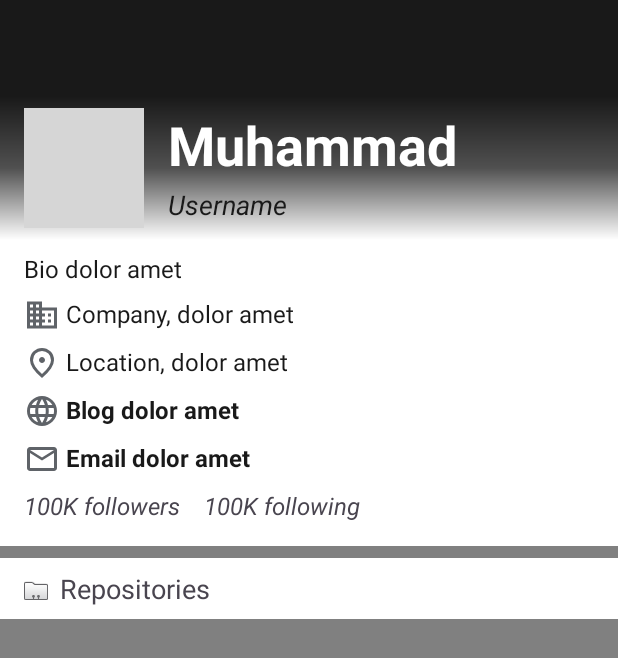
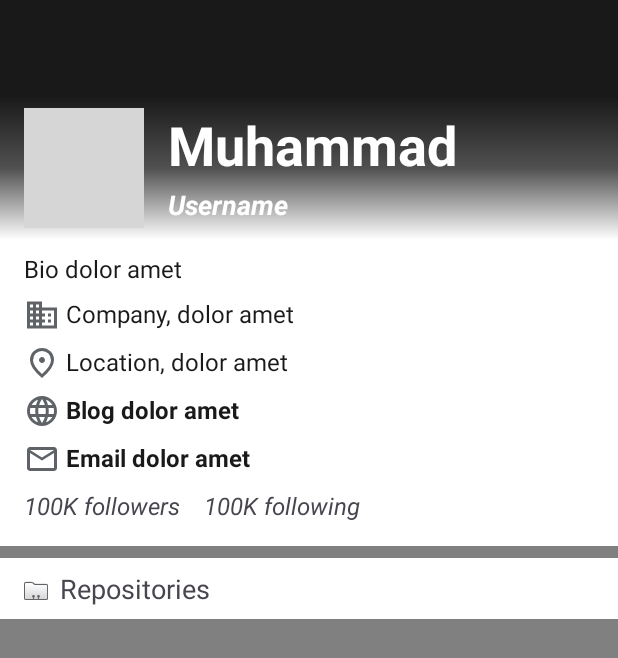
Before and after one commit to Rizqanmr/GithubUserSearch, an Android app: the layout activity_user_detail.xml on its own in the app's theme, with its tools: preview values and no code run, on a phone screen of 412 x 824 dp. Shown: the top 658 px of the screen. Run offline under Robolectric (Android 15) with nearby library versions, the phone set to English and light mode, and no system bars; grey boxes are pictures that could not be loaded.

Commit message:
integrate user detail view with api

```diff
--- a/app/src/main/java/com/rizqanmr/githubusersearch/data/ApiService.kt
+++ b/app/src/main/java/com/rizqanmr/githubusersearch/data/ApiService.kt
@@ -1,10 +1,15 @@
 package com.rizqanmr.githubusersearch.data
 
+import com.rizqanmr.githubusersearch.data.models.UserDetail
 import com.rizqanmr.githubusersearch.data.models.Users
 import retrofit2.http.GET
+import retrofit2.http.Path
 
 interface ApiService {
 
     @GET("/users")
     suspend fun getListUsers(): List<Users>
+
+    @GET("/users/{username}")
+    suspend fun getUserDetail(@Path("username") username: String) : UserDetail
 }
--- a/app/src/main/java/com/rizqanmr/githubusersearch/domain/repository/RemoteDataSource.kt
+++ b/app/src/main/java/com/rizqanmr/githubusersearch/domain/repository/RemoteDataSource.kt
@@ -1,9 +1,12 @@
 package com.rizqanmr.githubusersearch.domain.repository
 
 import com.rizqanmr.githubusersearch.data.Result
+import com.rizqanmr.githubusersearch.data.models.UserDetail
 import com.rizqanmr.githubusersearch.data.models.Users
 
 interface RemoteDataSource {
 
     suspend fun getListUser(): Result<List<Users>>
+
+    suspend fun getUserDetail(username: String) : Result<UserDetail>
 }
--- a/app/src/main/java/com/rizqanmr/githubusersearch/domain/repository/RemoteRepository.kt
+++ b/app/src/main/java/com/rizqanmr/githubusersearch/domain/repository/RemoteRepository.kt
@@ -2,6 +2,7 @@ package com.rizqanmr.githubusersearch.domain.repository
 
 import com.rizqanmr.githubusersearch.data.ApiService
 import com.rizqanmr.githubusersearch.data.Result
+import com.rizqanmr.githubusersearch.data.models.UserDetail
 import com.rizqanmr.githubusersearch.data.models.Users
 import com.rizqanmr.githubusersearch.utils.safeApiCall
 import javax.inject.Inject
@@ -13,4 +14,8 @@ class RemoteRepository @Inject constructor(
     override suspend fun getListUser(): Result<List<Users>> = safeApiCall {
         apiService.getListUsers()
     }
+
+    override suspend fun getUserDetail(username: String): Result<UserDetail> = safeApiCall {
+        apiService.getUserDetail(username)
+    }
 }
--- a/app/src/main/res/layout/activity_user_detail.xml
+++ b/app/src/main/res/layout/activity_user_detail.xml
@@ -1,7 +1,17 @@
 <?xml version="1.0" encoding="utf-8"?>
-<androidx.constraintlayout.widget.ConstraintLayout xmlns:android="http://schemas.android.com/apk/res/android"
+<layout xmlns:android="http://schemas.android.com/apk/res/android"
     xmlns:app="http://schemas.android.com/apk/res-auto"
-    xmlns:tools="http://schemas.android.com/tools"
+    xmlns:tools="http://schemas.android.com/tools">
+
+    <data>
+        <import type="android.view.View" />
+
+        <variable
+            name="data"
+            type="com.rizqanmr.githubusersearch.data.models.UserDetail" />
+    </data>
+
+    <androidx.constraintlayout.widget.ConstraintLayout
         android:layout_width="match_parent"
         android:layout_height="match_parent"
         android:background="@color/grey"
@@ -42,9 +52,11 @@
                 android:layout_marginStart="@dimen/dp16"
                 android:ellipsize="end"
                 android:maxLines="2"
+                android:text="@{data.safeName}"
                 android:textColor="@color/white"
                 android:textSize="@dimen/sp36"
                 android:textStyle="bold"
+                android:visibility="@{data.safeName.empty? View.GONE : View.VISIBLE}"
                 app:layout_constraintEnd_toEndOf="parent"
                 app:layout_constraintStart_toEndOf="@id/ivAvatar"
                 app:layout_constraintTop_toTopOf="parent"
@@ -57,9 +69,10 @@
                 android:layout_marginStart="@dimen/dp16"
                 android:ellipsize="end"
                 android:maxLines="1"
-            android:textColor="@color/black"
+                android:text="@{data.login}"
+                android:textColor="@color/white"
                 android:textSize="@dimen/sp18"
-            android:textStyle="italic"
+                android:textStyle="bold|italic"
                 app:layout_constraintBottom_toBottomOf="parent"
                 app:layout_constraintEnd_toEndOf="parent"
                 app:layout_constraintStart_toEndOf="@id/ivAvatar"
@@ -82,8 +95,11 @@
                 android:layout_width="@dimen/dp0"
                 android:layout_height="wrap_content"
                 android:paddingBottom="@dimen/dp8"
+                android:text="@{data.safeBio}"
                 android:textColor="@color/black"
                 android:textSize="@dimen/sp16"
+                android:visibility="@{data.safeBio.empty? View.GONE : View.VISIBLE}"
+                app:layout_constraintBottom_toTopOf="@id/tvCompany"
                 app:layout_constraintEnd_toEndOf="parent"
                 app:layout_constraintStart_toStartOf="parent"
                 app:layout_constraintTop_toTopOf="parent"
@@ -94,8 +110,10 @@
                 android:layout_width="@dimen/dp0"
                 android:layout_height="wrap_content"
                 android:paddingBottom="@dimen/dp8"
+                android:text="@{data.safeCompany}"
                 android:textColor="@color/black"
                 android:textSize="@dimen/sp16"
+                android:visibility="@{data.safeCompany.empty? View.GONE : View.VISIBLE}"
                 android:drawablePadding="@dimen/dp4"
                 app:drawableStartCompat="@drawable/ic_domain"
                 app:layout_constraintEnd_toEndOf="parent"
@@ -108,8 +126,10 @@
                 android:layout_width="@dimen/dp0"
                 android:layout_height="wrap_content"
                 android:paddingBottom="@dimen/dp8"
+                android:text="@{data.safeLocation}"
                 android:textColor="@color/black"
                 android:textSize="@dimen/sp16"
+                android:visibility="@{data.safeLocation.empty? View.GONE : View.VISIBLE}"
                 android:drawablePadding="@dimen/dp4"
                 app:drawableStartCompat="@drawable/ic_location_on"
                 app:layout_constraintEnd_toEndOf="parent"
@@ -122,9 +142,11 @@
                 android:layout_width="@dimen/dp0"
                 android:layout_height="wrap_content"
                 android:paddingBottom="@dimen/dp8"
+                android:text="@{data.safeBlog}"
                 android:textColor="@color/black"
                 android:textStyle="bold"
                 android:textSize="@dimen/sp16"
+                android:visibility="@{data.safeBlog.empty? View.GONE : View.VISIBLE}"
                 android:drawablePadding="@dimen/dp4"
                 app:drawableStartCompat="@drawable/ic_website"
                 app:layout_constraintEnd_toEndOf="parent"
@@ -137,9 +159,11 @@
                 android:layout_width="@dimen/dp0"
                 android:layout_height="wrap_content"
                 android:paddingBottom="@dimen/dp8"
+                android:text="@{data.safeEmail}"
                 android:textColor="@color/black"
                 android:textStyle="bold"
                 android:textSize="@dimen/sp16"
+                android:visibility="@{data.safeEmail.empty? View.GONE : View.VISIBLE}"
                 android:drawablePadding="@dimen/dp4"
                 app:drawableStartCompat="@drawable/ic_mail"
                 app:layout_constraintEnd_toEndOf="parent"
@@ -152,6 +176,7 @@
                 android:layout_width="wrap_content"
                 android:layout_height="wrap_content"
                 android:paddingBottom="@dimen/dp8"
+                android:text="@{data.totalFollowers}"
                 android:textSize="@dimen/sp16"
                 android:textStyle="italic"
                 app:layout_constraintStart_toStartOf="parent"
@@ -164,6 +189,7 @@
                 android:layout_height="wrap_content"
                 android:layout_marginStart="@dimen/dp16"
                 android:paddingBottom="@dimen/dp8"
+                android:text="@{data.totalFollowing}"
                 android:textSize="@dimen/sp16"
                 android:textStyle="italic"
                 app:layout_constraintStart_toEndOf="@id/tvFollowers"
@@ -186,6 +212,7 @@
                 android:id="@+id/tvRepositories"
                 android:layout_width="wrap_content"
                 android:layout_height="wrap_content"
+                android:text="@{data.totalRepositories}"
                 android:textSize="@dimen/sp18"
                 android:drawablePadding="@dimen/dp8"
                 app:drawableStartCompat="@android:drawable/sym_contact_card"
@@ -196,4 +223,10 @@
 
         </androidx.constraintlayout.widget.ConstraintLayout>
 
+        <include
+            android:id="@+id/layoutLoading"
+            layout="@layout/layout_loading" />
+
     </androidx.constraintlayout.widget.ConstraintLayout>
+
+</layout>
```
Also changed, not shown: app/src/main/java/com/rizqanmr/githubusersearch/data/models/UserDetail.kt (added, +44 -0 lines), app/src/main/java/com/rizqanmr/githubusersearch/presentation/userdetail/UserDetailActivity.kt (+27 -16 lines), app/src/main/java/com/rizqanmr/githubusersearch/presentation/userdetail/viewmodel/UserDetailViewModel.kt (added, +50 -0 lines), app/src/main/java/com/rizqanmr/githubusersearch/presentation/userdetail/viewmodel/UserDetailViewModelContract.kt (added, +19 -0 lines). Lines whose indentation alone changed are shown as unchanged.
